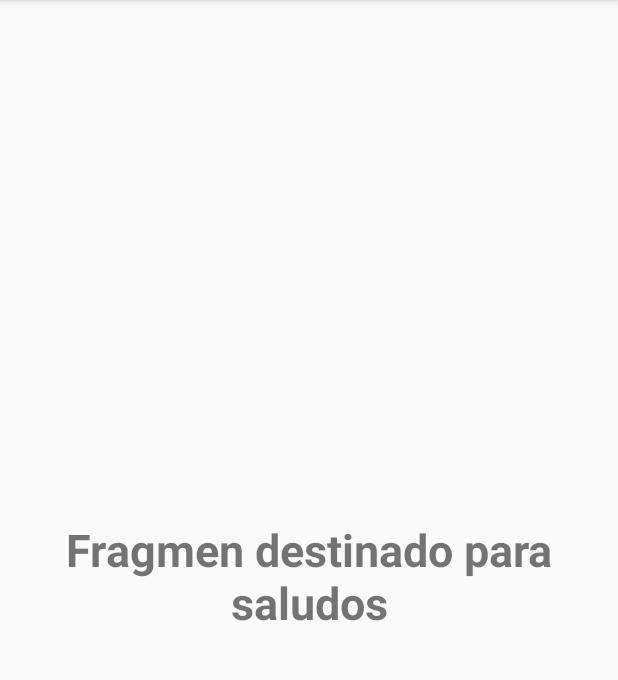
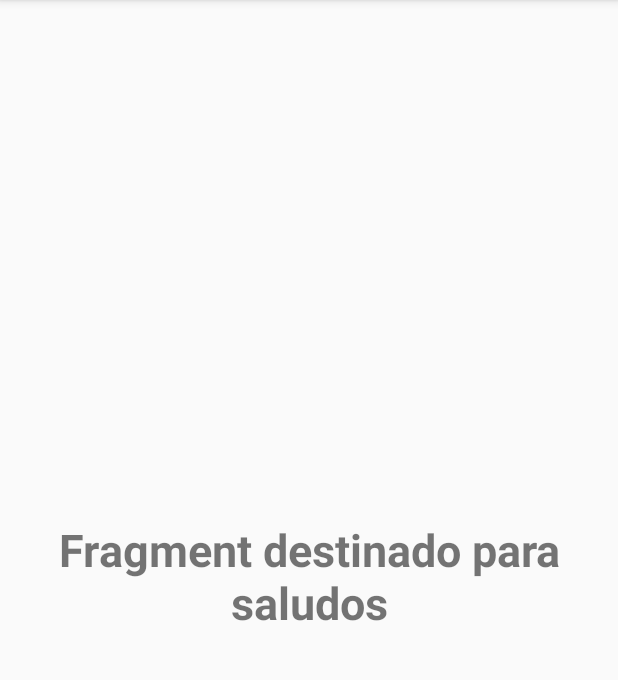
Before and after one commit to andresmao23/Complaciente, an Android app: the fragment SaludosFragment shown on its own in the app's theme, on a phone screen of 412 x 824 dp, the part 84-764 px from its top. Run offline under Robolectric (Android 15) with nearby library versions, the phone set to English and light mode, and no system bars; 1 statement that could not run was skipped.

Commit message:
Modificacion final rama firebase-bd

```diff
--- a/app/src/main/res/layout/fragment_saludos.xml
+++ b/app/src/main/res/layout/fragment_saludos.xml
@@ -8,7 +8,7 @@
     <TextView
         android:layout_width="match_parent"
         android:layout_height="match_parent"
-        android:text="Fragmen destinado para saludos"
+        android:text="Fragment destinado para saludos"
         android:textSize="30sp"
         android:textStyle="bold"
         android:gravity="center"/>
```
